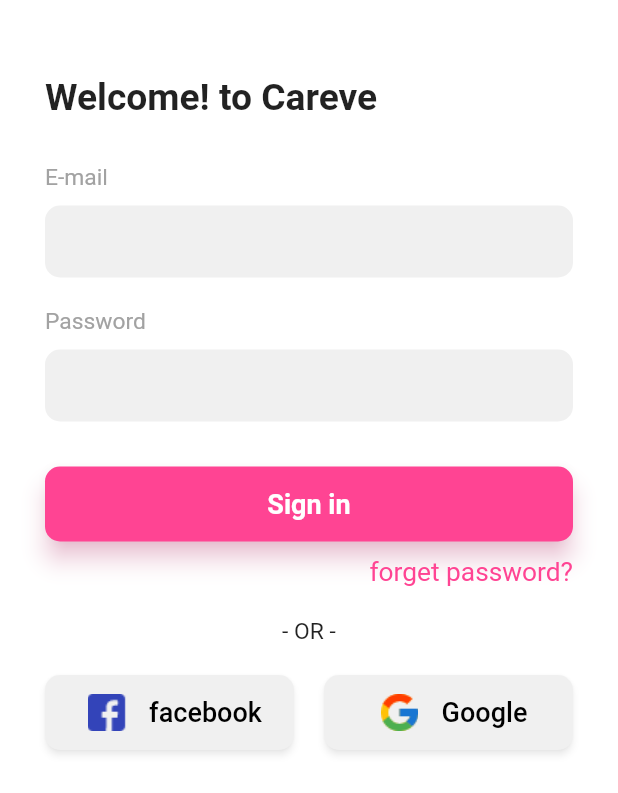
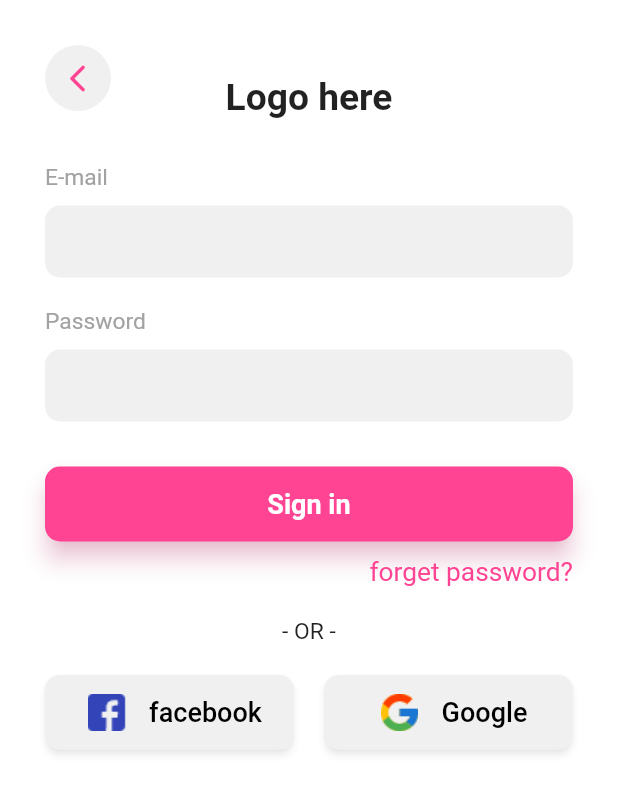
Before and after one commit to Medhat170/careve-Graduation-Project-, a Flutter app: the AuthView screen opened by its route, on a phone screen of 412 x 824 dp. Shown: the top 793 px of the screen. Run offline on Flutter 3.47's test engine with Material 2 defaults, Android fonts, the phone set to English and light mode, and no system bars; our stand-ins replace dio, dots_indicator, flutter_screenutil, font_awesome_flutter, get, pin_code_text_field; Roboto replaces fonts that are missing (Segoe UI); statements that could not run were skipped.

Commit message:
Auth UI Finished

```diff
--- a/lib/app/components/appTextField.dart
+++ b/lib/app/components/appTextField.dart
@@ -8,7 +8,7 @@ class AppTextField extends StatelessWidget {
   final bool readOnly;
   final bool hidePassword;
   final bool isPassword;
-  final Widget suffixWidget;
+  final Widget prefixWidget;
   final FormFieldValidator<String> validator;
   final ValueChanged<String> onSaved;
   final ValueChanged<String> onChanged;
@@ -23,7 +23,7 @@ class AppTextField extends StatelessWidget {
     this.controller, {
     this.hidePassword = true,
     this.isPassword = false,
-    this.suffixWidget,
+    this.prefixWidget,
     this.validator,
     this.onSaved,
     this.onChanged,
@@ -59,8 +59,20 @@ class AppTextField extends StatelessWidget {
         filled: true,
         fillColor: ColorUtil.lightGrey,
         contentPadding: const EdgeInsets.symmetric(
-          horizontal: 10.0,
+          horizontal: 15.0,
         ),
+        prefixIcon: prefixWidget == null
+            ? null
+            : Container(
+                width: 50.0,
+                decoration: BoxDecoration(
+                  color: ColorUtil.mediumGrey,
+                  borderRadius: AppUtil.borderRadius,
+                ),
+                child: Center(
+                  child: prefixWidget,
+                ),
+              ),
         suffix: isPassword
             ? Padding(
                 padding: const EdgeInsets.symmetric(horizontal: 10.0),
--- /dev/null
+++ b/lib/app/components/backButton.dart
@@ -0,0 +1,30 @@
+import 'package:careve/app/utilities/appUtil.dart';
+import 'package:careve/app/utilities/colorUtil.dart';
+import 'package:flutter/material.dart';
+import 'package:get/get.dart';
+
+class CircularBackButton extends StatelessWidget {
+  @override
+  Widget build(BuildContext context) {
+    return Row(
+      crossAxisAlignment: CrossAxisAlignment.start,
+      textDirection: AppUtil.isLtr ? TextDirection.ltr : TextDirection.rtl,
+      children: [
+        GestureDetector(
+          onTap: () => Get.back(),
+          child: CircleAvatar(
+            backgroundColor: ColorUtil.lightGrey,
+            radius: 22.0,
+            child: Center(
+              child: Icon(
+                Icons.arrow_back_ios_rounded,
+                size: 22.0,
+                color: ColorUtil.primaryColor,
+              ),
+            ),
+          ),
+        ),
+      ],
+    );
+  }
+}
--- a/lib/app/modules/auth/bindings/auth_binding.dart
+++ b/lib/app/modules/auth/bindings/auth_binding.dart
@@ -4,9 +4,9 @@ import '../controllers/auth_controller.dart';
 class AuthBinding extends Bindings {
   @override
   void dependencies() {
-    Get.put<AuthController>(
-      AuthController(
-        Get.arguments?? false,
+    Get.put<AuthService>(
+      AuthService(
+        Get.arguments ?? false,
       ),
     );
   }
--- a/lib/app/modules/auth/components/auth_input_field.dart
+++ b/lib/app/modules/auth/components/auth_input_field.dart
@@ -10,6 +10,7 @@ class AuthInputField extends StatelessWidget {
   final bool loading;
   final bool hidePassword;
   final bool isPassword;
+  final bool isPhone;
   final TextInputType keyBoardType;
   final FormFieldValidator<String> validator;
   final Function changeObscuring;
@@ -19,6 +20,7 @@ class AuthInputField extends StatelessWidget {
     this.controller, {
     @required this.validator,
     this.keyBoardType,
+    this.isPhone = false,
     this.isPassword = false,
     this.hintText = '',
     this.hidePassword = false,
@@ -50,6 +52,16 @@ class AuthInputField extends StatelessWidget {
           isPassword: isPassword,
           keyBoardType: keyBoardType,
           readOnly: loading,
+          prefixWidget: !isPhone
+              ? null
+              : Text(
+                  '+20',
+                  style: TextStyle(
+                    color: ColorUtil.blackColor,
+                    fontWeight: FontWeight.w600,
+                    fontSize: 18.0,
+                  ),
+                ),
         ),
         const SizedBox(
           height: 20.0,
--- a/lib/app/modules/auth/controllers/auth_controller.dart
+++ b/lib/app/modules/auth/controllers/auth_controller.dart
@@ -2,18 +2,24 @@ import 'package:careve/app/mixins/api_mixin.dart';
 import 'package:careve/app/mixins/busy_mixin.dart';
 import 'package:careve/app/routes/app_pages.dart';
 import 'package:careve/app/utilities/appUtil.dart';
+import 'package:careve/generated/l10n.dart';
 import 'package:flutter/material.dart';
 import 'package:get/get.dart';
 
-class AuthController extends GetxController with ApiMixin, BusyMixin {
+class AuthService extends GetxService with ApiMixin, BusyMixin {
   final bool signUP;
 
-  AuthController(this.signUP) : assert(signUP != null);
+  AuthService(this.signUP) : assert(signUP != null);
   GlobalKey<FormState> authFormKey = GlobalKey<FormState>();
+  GlobalKey<FormState> phoneFormKey = GlobalKey<FormState>();
+  GlobalKey<FormState> verifyFormKey = GlobalKey<FormState>();
+  TextEditingController phone = TextEditingController();
+  TextEditingController code = TextEditingController();
   TextEditingController email = TextEditingController();
   TextEditingController password = TextEditingController();
   TextEditingController name = TextEditingController();
   final hidePassword = true.obs;
+  final pinCodeError = RxString();
 
   Future<void> auth() async {
     final formData = authFormKey.currentState;
@@ -35,6 +41,39 @@ class AuthController extends GetxController with ApiMixin, BusyMixin {
     }
   }
 
+  Future<void> sendPhoneNumber() async {
+    final formData = phoneFormKey.currentState;
+    if (formData.validate()) {
+      formData.save();
+      try {
+        startBusy();
+        //TODO Send api
+        endBusySuccess();
+        Get.to(Routes.VERIFICATION_CODE);
+      } catch (error) {
+        await AppUtil.showAlertDialog(body: error.toString());
+      }
+    }
+  }
+
+  Future<void> verifyCode() async {
+    final formData = verifyFormKey.currentState;
+    if (formData.validate() && code.text.length == 6) {
+      formData.save();
+      try {
+        startBusy();
+        //TODO Send api
+        endBusySuccess();
+        Get.offAllNamed(Routes.HOME);
+      } catch (error) {
+        pinCodeError('Api Error');
+        await AppUtil.showAlertDialog(body: error.toString());
+      }
+    } else {
+      pinCodeError('Error must be 6 digits!');
+    }
+  }
+
   @override
   void onClose() {
     name.dispose();
--- a/lib/app/modules/auth/views/auth_view.dart
+++ b/lib/app/modules/auth/views/auth_view.dart
@@ -1,6 +1,8 @@
 import 'package:careve/app/components/AppButton.dart';
 import 'package:careve/app/components/appDirectionality.dart';
+import 'package:careve/app/components/backButton.dart';
 import 'package:careve/app/modules/auth/components/auth_input_field.dart';
+import 'package:careve/app/routes/app_pages.dart';
 import 'package:careve/app/utilities/colorUtil.dart';
 import 'package:careve/app/utilities/validators.dart';
 import 'package:careve/generated/l10n.dart';
@@ -10,7 +12,7 @@ import '../controllers/auth_controller.dart';
 import 'package:careve/app/utilities/pathUtil.dart';
 import 'package:flutter_screenutil/flutter_screenutil.dart';
 
-class AuthView extends GetView<AuthController> {
+class AuthView extends GetView<AuthService> {
   @override
   Widget build(BuildContext context) {
     return AppDirectionality(
@@ -23,7 +25,9 @@ class AuthView extends GetView<AuthController> {
             width: Get.width,
             child: Form(
               key: controller.authFormKey,
-              child: Obx(
+              child: Stack(
+                children: [
+                  Obx(
                     () => ListView(
                       padding: const EdgeInsets.symmetric(
                         horizontal: 30,
@@ -35,11 +39,12 @@ class AuthView extends GetView<AuthController> {
                             vertical: 30,
                           ),
                           child: Text(
-                        'Welcome! to Careve', //TODO replace with logo
+                            'Logo here', //TODO replace with logo
                             style: TextStyle(
                               fontWeight: FontWeight.bold,
                               fontSize: 65.sp,
                             ),
+                            textAlign: TextAlign.center,
                           ),
                         ),
                         if (controller.signUP)
@@ -87,7 +92,7 @@ class AuthView extends GetView<AuthController> {
                           mainAxisAlignment: MainAxisAlignment.end,
                           children: [
                             InkWell(
-                          onTap: () {},
+                              onTap: () => Get.toNamed(Routes.PHONE_ENTRY),
                               child: Text(
                                 S.of(context).forgetPassword,
                                 style: TextStyle(
@@ -144,6 +149,12 @@ class AuthView extends GetView<AuthController> {
                       ],
                     ),
                   ),
+                  Padding(
+                    padding: const EdgeInsets.all(30.0),
+                    child: CircularBackButton(),
+                  ),
+                ],
+              ),
             ),
           ),
         ),
--- a/lib/app/routes/app_pages.dart
+++ b/lib/app/routes/app_pages.dart
@@ -1,3 +1,5 @@
+import 'package:careve/app/modules/auth/views/phone_entry_view.dart';
+import 'package:careve/app/modules/auth/views/verification_code_view.dart';
 import 'package:get/get.dart';
 import 'package:careve/app/modules/home/bindings/home_binding.dart';
 import 'package:careve/app/modules/home/views/home_view.dart';
@@ -34,5 +36,13 @@ class AppPages {
       page: () => SplashView(),
       binding: SplashBinding(),
     ),
+    GetPage(
+      name: _Paths.PHONE_ENTRY,
+      page: () => PhoneEntryView(),
+    ),
+    GetPage(
+      name: _Paths.VERIFICATION_CODE,
+      page: () => VerificationCodeView(),
+    ),
   ];
 }
--- a/lib/app/routes/app_routes.dart
+++ b/lib/app/routes/app_routes.dart
@@ -6,6 +6,8 @@ abstract class Routes {
   static const WELCOME_SCREEN = _Paths.WELCOME_SCREEN;
   static const AUTH = _Paths.AUTH;
   static const SPLASH = _Paths.SPLASH;
+  static const PHONE_ENTRY = _Paths.PHONE_ENTRY;
+  static const VERIFICATION_CODE = _Paths.VERIFICATION_CODE;
 }
 
 abstract class _Paths {
@@ -13,4 +15,6 @@ abstract class _Paths {
   static const WELCOME_SCREEN = '/welcome-screen';
   static const AUTH = '/auth';
   static const SPLASH = '/splash';
+  static const PHONE_ENTRY = '/phone-entry';
+  static const VERIFICATION_CODE = '/verification-code';
 }
--- a/lib/l10n/intl_ar.arb
+++ b/lib/l10n/intl_ar.arb
@@ -1,5 +1,7 @@
 {
   "hasMinLength": "برجاء إدخال {length} حروف على الأقل",
+  "phoneNeededDesc": "من فضلك أدخل رقم هاتفك لإرسال كود التفعيل",
+  "verifyText": "تم إرسال كود من 6 أرقام إلى رقم هاتفك قم بإدراجه للإستمرار",
   "forgetPassword": "نسيت كلمه المرور؟",
   "emailNull": "من فضلك ادخل بريدك الإلكترونى",
   "invalidNationalId": "من فضلك أدخل رقم قومى صحيح",
--- a/lib/l10n/intl_en.arb
+++ b/lib/l10n/intl_en.arb
@@ -1,5 +1,7 @@
 {
   "hasMinLength": "Please insert {length} digit as least",
+  "phoneNeededDesc": "Please enter your phone number to send a verification code",
+  "verifyText": "A 6 - Digit PIN has been sent to your email address, enter it below to continue",
   "forgetPassword": "forget password?",
   "emailNull": "Please Enter your Email",
   "invalidPassword": "Please Enter valid password",
--- a/pubspec.yaml
+++ b/pubspec.yaml
@@ -36,6 +36,7 @@ dependencies:
   dots_indicator: ^2.0.0
   font_awesome_flutter: ^9.0.0
   dio: ^3.0.10
+  pin_code_text_field: ^1.8.0
 
 dev_dependencies:
   flutter_test:
```
Also changed, not shown: lib/app/modules/auth/views/phone_entry_view.dart (added, +87 -0 lines), lib/app/modules/auth/views/verification_code_view.dart (added, +130 -0 lines), lib/generated/intl/messages_ar.dart, lib/generated/intl/messages_en.dart, lib/generated/l10n.dart, pubspec.lock. Lines whose indentation alone changed are shown as unchanged.
